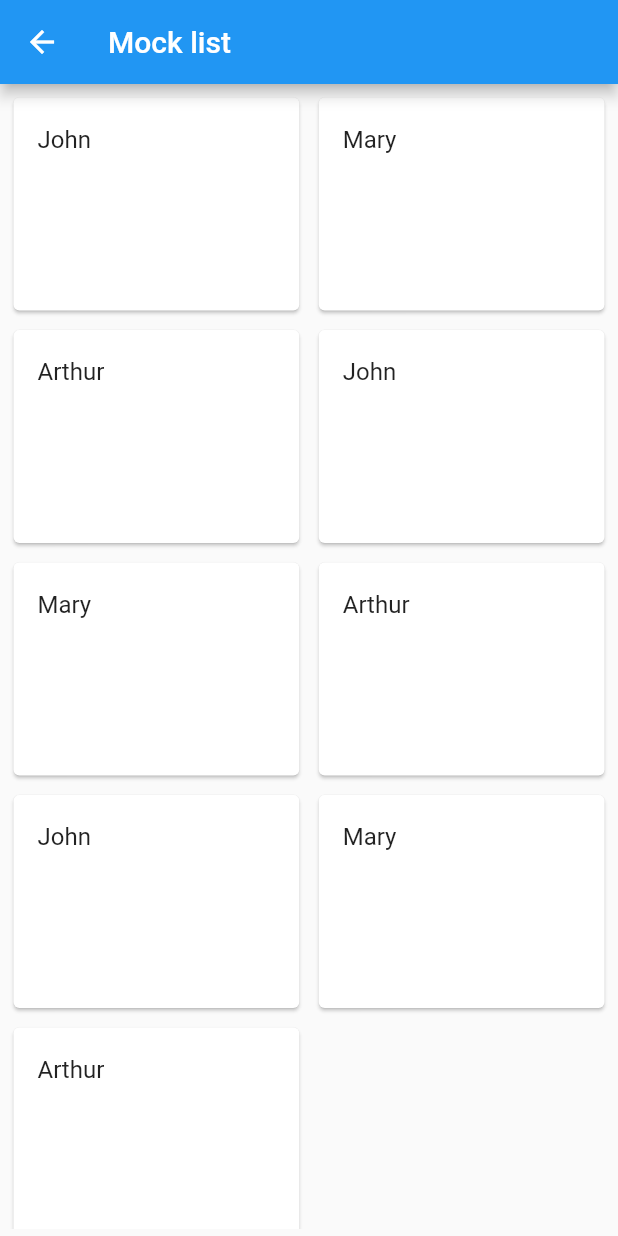
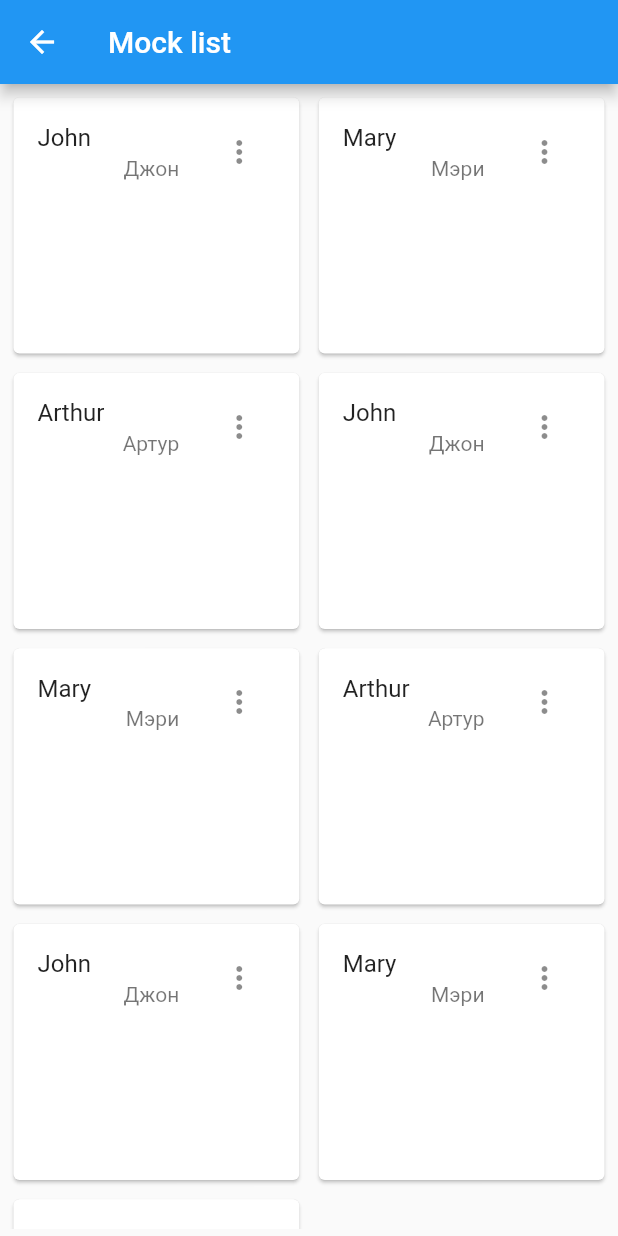
Before and after one commit to BorisSh99/logo_cards_flutter, a Flutter app: the screen it shows after launch, after a tap on "Mock list", on a phone screen of 412 x 824 dp. Run offline on Flutter 3.47's test engine with Material 2 defaults, Android fonts, the phone set to English and light mode, and no system bars.

Commit message:
- New logic for PopupMenuButton on the HomePage - Template for RenameCardListWidget

```diff
--- a/lib/entities/card_entity.dart
+++ b/lib/entities/card_entity.dart
@@ -1,5 +1,3 @@
-import 'package:flutter/material.dart';
-
 class CardEntity {
 
   String word;
@@ -8,5 +6,4 @@ class CardEntity {
 
   CardEntity(this.word, this.definition, [this.confidence = 0]);
 
-
 }
--- a/lib/pages/home_page.dart
+++ b/lib/pages/home_page.dart
@@ -1,6 +1,8 @@
 import 'package:flutter/material.dart';
-import 'package:logophile_flutter/entities/card_entity.dart';
-import 'package:logophile_flutter/widgets/card_list_widget.dart';
+import 'package:logophile_flutter/widgets/rename_card_list_widget.dart';
+import '../entities/card_entity.dart';
+import '../widgets/card_list_widget.dart';
+import '../entities/card_list_entity.dart';
 
 class HomePage extends StatefulWidget {
   const HomePage({Key? key}) : super(key: key);
@@ -11,21 +13,21 @@ class HomePage extends StatefulWidget {
 
 class _HomePageState extends State<HomePage> {
 
-  Map<String, List<CardEntity>> cardMap = {};
+  List<CardListEntity> cardListCollection = [];
 
   @override
   void initState() {
     super.initState();
 
 
-    cardMap.putIfAbsent('Mock list', () => [CardEntity('John', 'Джон'), CardEntity('Mary', 'Мэри'), CardEntity('Arthur', 'Артур'),
+    cardListCollection.add(CardListEntity('Mock list', [CardEntity('John', 'Джон'), CardEntity('Mary', 'Мэри'), CardEntity('Arthur', 'Артур'),
                                             CardEntity('John', 'Джон'), CardEntity('Mary', 'Мэри'), CardEntity('Arthur', 'Артур'),
                                             CardEntity('John', 'Джон'), CardEntity('Mary', 'Мэри'), CardEntity('Arthur', 'Артур'),
-    ]);
-    cardMap.putIfAbsent('Mock list1', () => [CardEntity('John', 'Джон'), CardEntity('Mary', 'Мэри'), CardEntity('Arthur', 'Артур'),
+    ]));
+    cardListCollection.add(CardListEntity('Mock list1', [CardEntity('John', 'Джон'), CardEntity('Mary', 'Мэри'), CardEntity('Arthur', 'Артур'),
       CardEntity('John', 'Джон'), CardEntity('Mary', 'Мэри'), CardEntity('Arthur', 'Артур'),
       CardEntity('John', 'Джон'), CardEntity('Mary', 'Мэри'), CardEntity('Arthur', 'Артур'),
-    ]);
+    ]));
   }
 
   @override
@@ -35,36 +37,75 @@ class _HomePageState extends State<HomePage> {
         title: Text('My Card-Lists'),
       ),
       body: ListView.builder(
-        itemCount: cardMap.length,
+        itemCount: cardListCollection.length,
         itemBuilder: (context, index) {
-          String listName = cardMap.keys.toList()[index];
-          return Card (
-            child: ListTile(
-              title: Text(listName),
+          String listName = cardListCollection[index].name;
+          return Card(
+            child: Stack(
+              children: [
+                ListTile(
+                  title: Padding(
+                    padding: EdgeInsets.only(top: 15.0, bottom: 15.0, left: 13.0),
+                    child: Text(listName),
+                  ),
+                  subtitle: Row(
+                    children: [
+                      IconButton(
+                        onPressed: () {},
+                        icon: Icon(Icons.delete),
+                        splashRadius: 20,
+                      ),
+                      IconButton(
+                        onPressed: () {},
+                        icon: Icon(Icons.delete),
+                        splashRadius: 20,
+                      ),
+                      IconButton(
+                        onPressed: () {},
+                        icon: Icon(Icons.delete),
+                        splashRadius: 20,
+                      ),
+                    ],
+                  ),
                   onTap: () {
                     Navigator.of(context).push(
                       MaterialPageRoute(
-                    builder: (context) => CardListWidget(listName: listName, cardList: cardMap[listName] ?? [])
+                          builder: (context) => CardListWidget(listName: listName, cardList: cardListCollection[index].cardList)
                       ),
                     );
                   },
-              trailing: PopupMenuButton(
+                ),
+                Align(
+                  alignment: Alignment.topRight,
+                  child: PopupMenuButton(
+                    onSelected: (value) async {
+                      switch (value) {
+                        case 'rename':
+                          return showDialog(
+                            context: context,
+                            builder: (context) {
+                              return RenameCardListWidget();
+                            },
+                          );
+                        case 'delete':
+                          setState(() {
+                            cardListCollection.removeAt(index);
+                          });
+                      }
+                    },
                     itemBuilder: (context) => [
-                  PopupMenuItem(
+                      PopupMenuItem(  //onTap pops after executing!
                         child: Text('Rename'),
-                    value: 1,
+                        value: 'rename',
                       ),
                       PopupMenuItem(
                         child: Text('Delete'),
-                    value: 2,
-                    onTap: () {
-                      setState(() {
-                        cardMap.remove(cardMap.keys.toList()[index]);
-                      });
-                    },
+                        value: 'delete',
                       )
                     ],
                   ),
+                )
+              ],
             ),
           );
         }
--- a/lib/widgets/card_list_widget.dart
+++ b/lib/widgets/card_list_widget.dart
@@ -1,52 +1,77 @@
 import 'package:flutter/material.dart';
-import 'package:logophile_flutter/entities/card_entity.dart';
+import '../entities/card_entity.dart';
 
-class CardListWidget extends StatelessWidget {
+class CardListWidget extends StatefulWidget {
   final String listName;
   final List<CardEntity> cardList;
 
   const CardListWidget({Key? key, required this.listName, required this.cardList}) : super(key: key);
 
+  @override
+  State<CardListWidget> createState() => _CardListWidgetState();
+}
 
+class _CardListWidgetState extends State<CardListWidget> {
   @override
   Widget build(BuildContext context) {
     return Scaffold(
       appBar: AppBar(
-        title: Text(listName),
+        title: Text(widget.listName),
       ),
       body: Padding(
         padding: const EdgeInsets.all(5.0),
         child: GridView.builder(
-          gridDelegate: const SliverGridDelegateWithFixedCrossAxisCount(
-            crossAxisCount: 2,
+          gridDelegate: const SliverGridDelegateWithMaxCrossAxisExtent(
+            maxCrossAxisExtent: 200,
+            childAspectRatio: 10 / 9,
             crossAxisSpacing: 5,
-            mainAxisSpacing: 5,
-            mainAxisExtent: 150,
+            mainAxisSpacing: 5
           ),
-          itemCount: cardList.length,
+          itemCount: widget.cardList.length,
           itemBuilder: (context, index) {
             return Card(
               child: ListTile(
                 title: Text(
-                  cardList[index].word
+                  widget.cardList[index].word
+                ),
+                subtitle: Text(
+                  widget.cardList[index].definition,
+                  textAlign: TextAlign.right,
+                ),
+                trailing: PopupMenuButton(
+                  itemBuilder: (context) => [
+                    PopupMenuItem(
+                      child: Text('Update'),
+                      value: 1,
+                    ),
+                    PopupMenuItem(
+                      child: Text('Delete'),
+                      value: 2,
+                      onTap: () {
+                        setState(() {
+                          widget.cardList.removeAt(index);
+                        });
+                      },
+                    )
+                  ],
                 ),
                 onTap: () {
                   Navigator.of(context).push(
                     MaterialPageRoute(
                       builder: (context) => PageView.builder(
-                        itemCount: cardList.length,
+                        itemCount: widget.cardList.length,
                         pageSnapping: true,
                         itemBuilder: (context, pagePosition) {
                           return Container(
                             margin: EdgeInsets.all(10),
-                            child: Text(cardList[index].word),
+                            child: Text(widget.cardList[index].word),
                           );
                         }
                       )
                     ),
                   );
                 }
-              )
+              ),
             );
           },
         )
```
Also changed, not shown: lib/entities/card_list_entity.dart (added, +14 -0 lines), lib/widgets/rename_card_list_widget.dart (added, +25 -0 lines), lib/widgets/learn_mode_widget.dart (added). Lines whose indentation alone changed are shown as unchanged.
